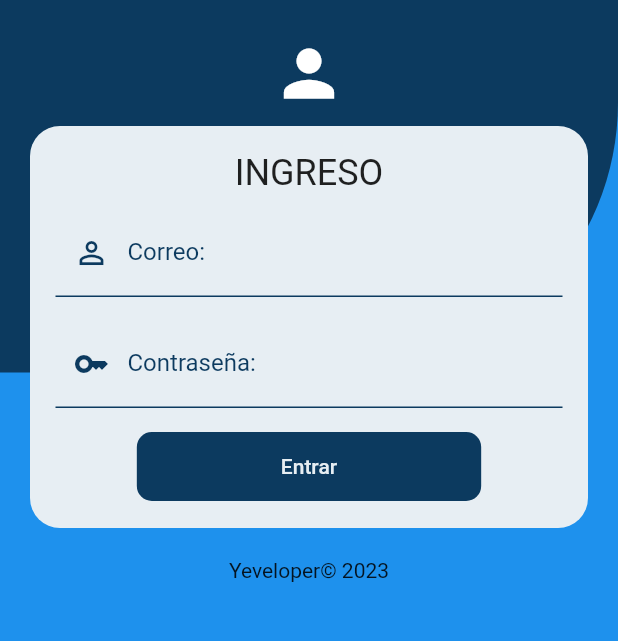
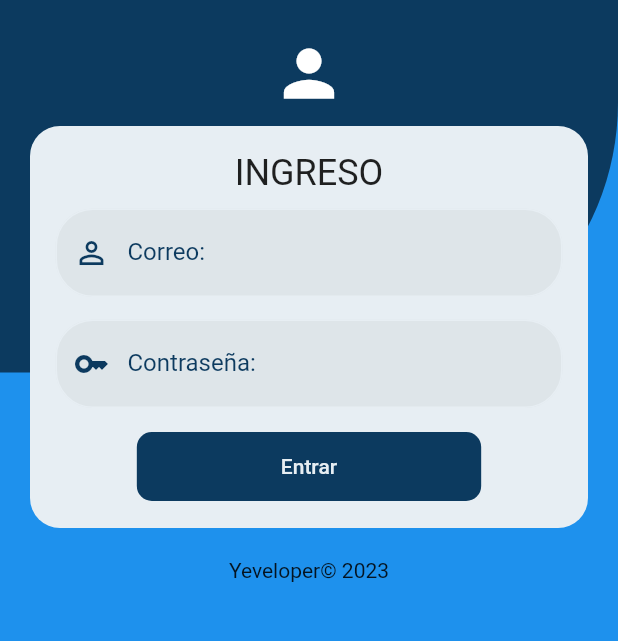
Before and after one commit to Jess2693/pos_cevicheria_app_movil, a Flutter app: the screen it shows after launch, on a phone screen of 412 x 824 dp, the part 369-1010 px from its top. Run offline on Flutter 3.47's test engine with Material 2 defaults, Android fonts, the phone set to English and light mode, and no system bars.

Commit message:
change properties of textFormFiel

```diff
--- a/lib/ui/input_decoration.dart
+++ b/lib/ui/input_decoration.dart
@@ -7,10 +7,18 @@ class InputDecorations {
       required String labelText,
       IconData? prefixIcon}) {
     return InputDecoration(
-        enabledBorder: const UnderlineInputBorder(
-            borderSide: BorderSide(color: AppTheme.primary)),
-        focusedBorder: const UnderlineInputBorder(
-            borderSide: BorderSide(color: AppTheme.primary, width: 2)),
+        filled: true,
+        fillColor: Colors.blue[40],
+        enabledBorder: OutlineInputBorder(
+            //enabledBorder: const UnderlineInputBorder(
+            borderSide: const BorderSide(color: AppTheme.tertiary),
+            borderRadius: BorderRadius.circular(25)),
+        focusedBorder: OutlineInputBorder(
+          borderSide: const BorderSide(color: AppTheme.secondary),
+          borderRadius: BorderRadius.circular(25.0),
+        ),
+
+        //borderSide: BorderSide(color: AppTheme.primary, width: 2)),
         hintText: hintText,
         labelText: labelText,
         labelStyle: const TextStyle(color: AppTheme.primary),
```
